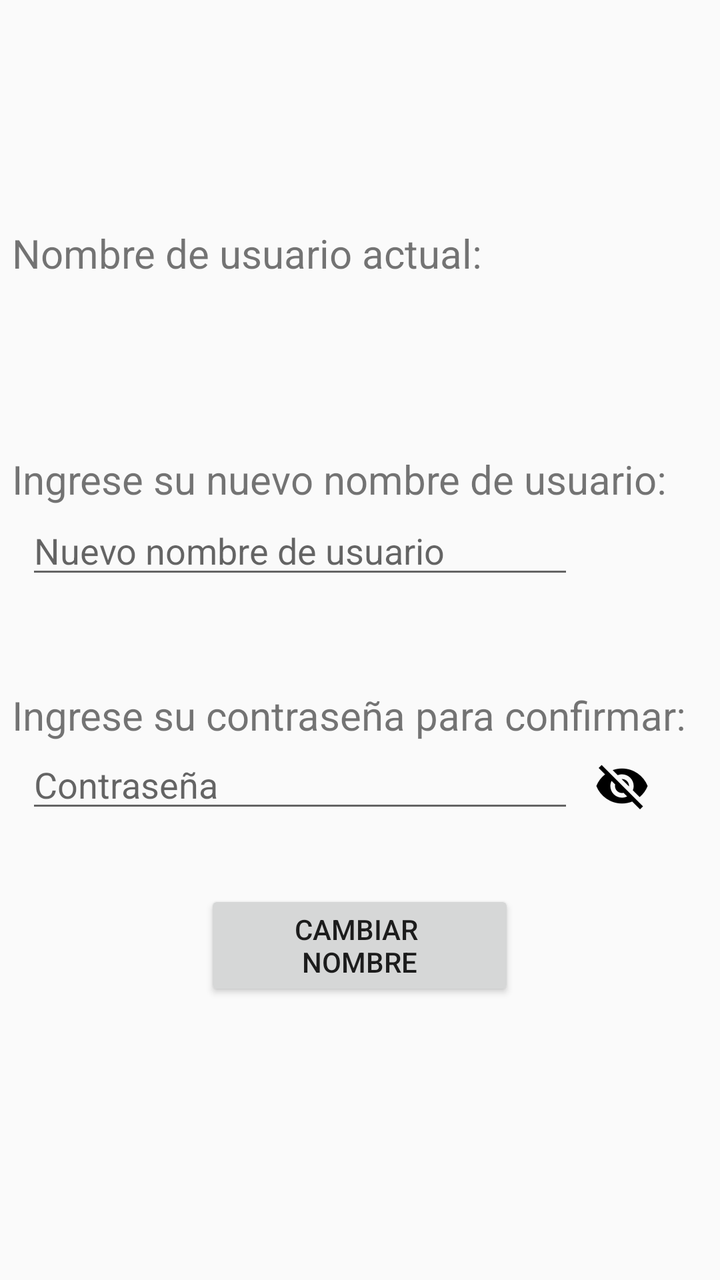
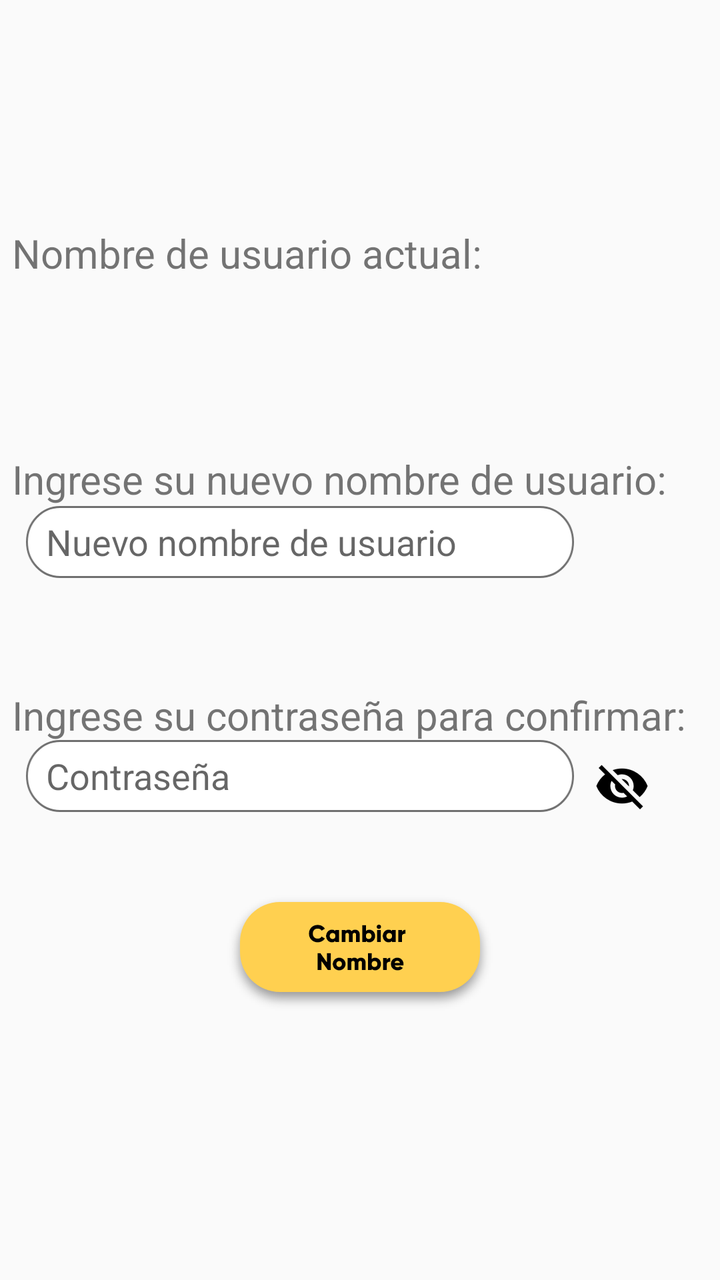

Screens rendered from an Android XML layout before and after an edit, with the pre-edit source and the edit as a unified diff.
<!-- AndroidManifest.xml: application theme AppTheme -->
<!-- res/layout/modificando_tab3_usuario.xml -->
<?xml version="1.0" encoding="utf-8"?>
<RelativeLayout xmlns:android="http://schemas.android.com/apk/res/android"
    xmlns:app="http://schemas.android.com/apk/res-auto"
    xmlns:tools="http://schemas.android.com/tools"
    android:id="@+id/relaitveLayout"
    android:layout_width="match_parent"
    android:layout_height="match_parent"
    tools:context=".ModificandoActivity"
    android:focusable="true" android:focusableInTouchMode="true">

    <TextView
        android:id="@+id/activity_modificando_tab3_instruccionusuario3"
        android:layout_width="wrap_content"
        android:layout_height="wrap_content"
        android:layout_alignParentStart="true"
        android:layout_alignParentTop="true"
        android:layout_marginStart="6dp"
        android:layout_marginTop="344dp"
        android:text="Ingrese su contraseña para confirmar:"
        android:textSize="20sp" />

    <EditText
        android:id="@+id/activity_modificando_tab3_confirmarpasswordtext"
        android:layout_width="274dp"
        android:layout_height="wrap_content"
        android:layout_alignStart="@+id/activity_modificando_tab3_usuarionuevotext"
        android:layout_alignParentTop="true"
        android:layout_marginStart="0dp"
        android:layout_marginTop="370dp"
        android:ems="10"
        android:hint="Contraseña"
        android:inputType="textPassword" />

    <ImageButton
        android:id="@+id/activity_modificando_tab3_visibility"
        android:layout_width="wrap_content"
        android:layout_height="46dp"
        android:layout_alignTop="@+id/activity_modificando_tab3_usuarionuevotext"
        android:layout_marginStart="0dp"
        android:layout_marginTop="117dp"
        android:layout_toEndOf="@+id/activity_modificando_tab3_usuarionuevotext"
        android:background="@drawable/circleshape"
        android:src="@mipmap/ic_notvisible"
        app:layout_constraintTop_toTopOf="parent"
        tools:ignore="MissingConstraints"
        tools:layout_editor_absoluteX="288dp"
        tools:layout_editor_absoluteY="101dp" />

    <EditText
        android:id="@+id/activity_modificando_tab3_usuarionuevotext"
        android:layout_width="274dp"
        android:layout_height="wrap_content"
        android:layout_alignStart="@+id/activity_modificando_tab3_instruccionusuario1"
        android:layout_alignParentTop="true"
        android:layout_marginStart="7dp"
        android:layout_marginTop="253dp"
        android:ems="10"
        android:hint="Nuevo nombre de usuario"
        android:inputType="textCapSentences|textEmailAddress" />

    <TextView
        android:id="@+id/activity_modificando_tab3_instruccionusuario2"
        android:layout_width="wrap_content"
        android:layout_height="wrap_content"
        android:layout_alignParentStart="true"
        android:layout_alignParentTop="true"
        android:layout_marginStart="6dp"
        android:layout_marginTop="226dp"
        android:text="Ingrese su nuevo nombre de usuario:"
        android:textSize="20sp" />

    <TextView
        android:id="@+id/section_label"
        android:layout_width="wrap_content"
        android:layout_height="wrap_content"
        android:layout_marginStart="@dimen/activity_horizontal_margin"
        android:layout_marginTop="@dimen/activity_vertical_margin"
        android:layout_marginEnd="@dimen/activity_horizontal_margin"
        android:layout_marginBottom="@dimen/activity_vertical_margin" />

    <TextView
        android:id="@+id/activity_modificando_tab3_instruccionusuario1"
        android:layout_width="wrap_content"
        android:layout_height="wrap_content"
        android:layout_alignParentStart="true"
        android:layout_alignParentTop="true"
        android:layout_marginStart="6dp"
        android:layout_marginTop="113dp"
        android:text="Nombre de usuario actual:"
        android:textSize="20sp" />

    <Button
        android:id="@+id/activity_modificando_tab3_cambiarusuariobutton"
        android:layout_width="155dp"
        android:layout_height="wrap_content"
        android:layout_alignParentTop="true"
        android:layout_centerHorizontal="true"
        android:layout_centerVertical="true"
        android:layout_marginTop="445dp"
        android:text="Cambiar \nnombre"
        android:textAllCaps="true"
        android:textSize="14sp" />

    <TextView
        android:id="@+id/activity_modificando_tab3_mostrarusuario"
        android:layout_width="368dp"
        android:layout_height="31dp"

        android:layout_below="@+id/activity_modificando_tab3_instruccionusuario1"
        android:layout_alignStart="@+id/activity_modificando_tab3_confirmarpasswordtext"
        android:layout_marginStart="-1dp"
        android:layout_marginTop="14dp"
        android:ellipsize="end"
        android:maxLines="1"
        android:textAppearance="@style/TextAppearance.AppCompat.Headline"
        android:textSize="20sp" />


</RelativeLayout>
<!-- resources referenced by this layout -->
<resources>
  <dimen name="activity_horizontal_margin">16dp</dimen>
  <dimen name="activity_vertical_margin">16dp</dimen>
  <!-- drawable circleshape (drawable) -->
  <?xml version="1.0" encoding="utf-8"?>
  <shape xmlns:android="http://schemas.android.com/apk/res/android"
      android:innerRadius="0dp"
      android:shape="ring"
      android:thickness="40dp"
      android:useLevel="false">
  </shape>
  <!-- mipmap ic_notvisible: png bitmap (mipmap-hdpi, 729 bytes) -->
  <style name="AppTheme" parent="Theme.AppCompat.Light.NoActionBar">
          
          <item name="colorPrimary">@color/colorPrimary</item>
          <item name="colorPrimaryDark">@color/colorPrimaryDark</item>
          <item name="colorAccent">@color/colorAccent</item>
      </style>
  <color name="colorPrimary">#8BC34A</color>
  <color name="colorPrimaryDark">#FFD050</color>
  <color name="colorAccent">#FFEB3B</color>
</resources>

<!-- the commit's change to res/layout/modificando_tab3_usuario.xml (unified diff, before → after) -->
@@ -29,6 +29,8 @@
         android:layout_marginTop="370dp"
         android:ems="10"
         android:hint="Contraseña"
+        android:background="@drawable/entradax"
+        android:paddingLeft="10dp"
         android:inputType="textPassword" />
 
     <ImageButton
@@ -56,6 +58,8 @@
         android:layout_marginTop="253dp"
         android:ems="10"
         android:hint="Nuevo nombre de usuario"
+        android:background="@drawable/entradax"
+        android:paddingLeft="10dp"
         android:inputType="textCapSentences|textEmailAddress" />
 
     <TextView
@@ -91,13 +95,13 @@
 
     <Button
         android:id="@+id/activity_modificando_tab3_cambiarusuariobutton"
-        android:layout_width="155dp"
+        android:layout_width="wrap_content"
         android:layout_height="wrap_content"
         android:layout_alignParentTop="true"
         android:layout_centerHorizontal="true"
         android:layout_centerVertical="true"
         android:layout_marginTop="445dp"
-        android:text="Cambiar \nnombre"
+        android:background="@drawable/botoncambiarnombre"
         android:textAllCaps="true"
         android:textSize="14sp" />
 
<!-- resource entries referenced after the edit -->
@@ -2,6 +2,7 @@
 <resources>
   <dimen name="activity_horizontal_margin">16dp</dimen>
   <dimen name="activity_vertical_margin">16dp</dimen>
+  <!-- drawable botoncambiarnombre: png bitmap (drawable-hdpi, 5360 bytes) -->
   <!-- drawable circleshape (drawable) -->
   <?xml version="1.0" encoding="utf-8"?>
   <shape xmlns:android="http://schemas.android.com/apk/res/android"
@@ -10,6 +11,7 @@
       android:thickness="40dp"
       android:useLevel="false">
   </shape>
+  <!-- drawable entradax: png bitmap (drawable-hdpi, 2328 bytes) -->
   <!-- mipmap ic_notvisible: png bitmap (mipmap-hdpi, 729 bytes) -->
   <style name="AppTheme" parent="Theme.AppCompat.Light.NoActionBar">
           
